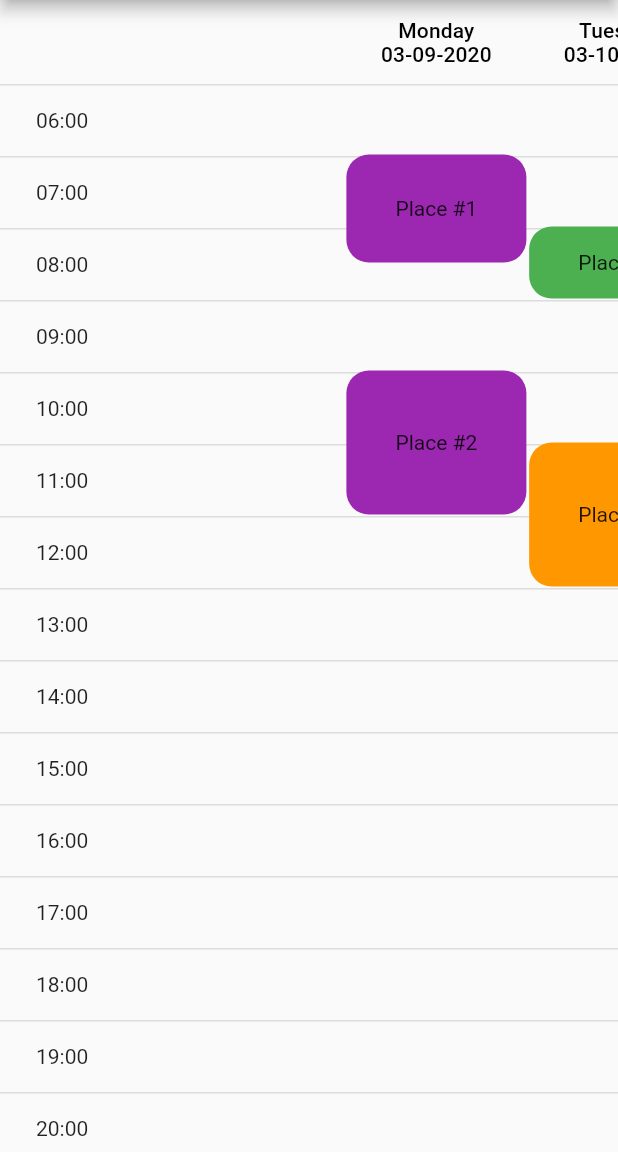
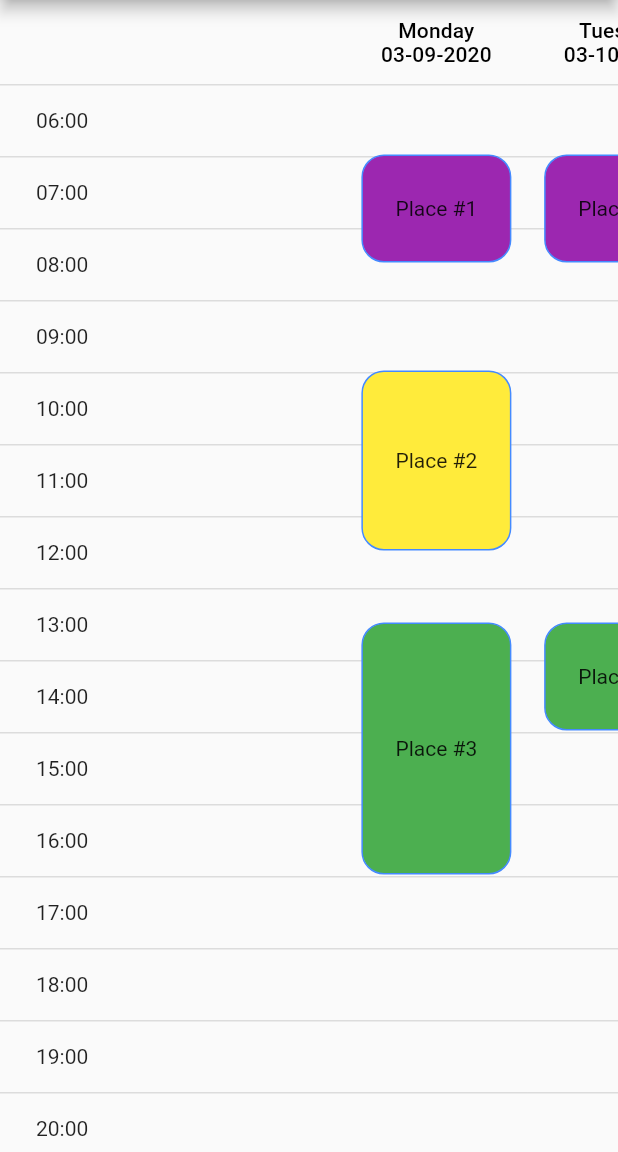
Before and after one commit to wterrill/calenderTesting, a Flutter app: the screen it shows after launch, on a phone screen of 412 x 824 dp, the part 84-1236 px from its top. Run offline on Flutter 3.47's test engine with Material 2 defaults, Android fonts, the phone set to English and light mode, and no system bars.

Commit message:
got calendar array in the Provider, and made cheat for adding new appointment

```diff
--- a/lib/AppointmentBox.dart
+++ b/lib/AppointmentBox.dart
@@ -6,10 +6,10 @@ import 'provider/CalendarData.dart';
 class AppointmentBox extends StatefulWidget {
   final double topVal;
   final Color color;
-  final double height;
+  final double duration;
   final String text;
 
-  AppointmentBox({Key key, this.topVal, this.color, this.height, this.text})
+  AppointmentBox({Key key, this.topVal, this.color, this.duration, this.text})
       : super(key: key);
 
   @override
@@ -112,11 +112,11 @@ class _AppointmentBoxState extends State<AppointmentBox>
         child: Container(
           child: Center(child: Text(widget.text)),
           decoration: new BoxDecoration(
-            color: widget.color,
-            borderRadius: new BorderRadius.all(new Radius.circular(15.0)),
-          ),
-          width: 120,
-          height: widget.height,
+              color: widget.color,
+              borderRadius: new BorderRadius.all(new Radius.circular(15.0)),
+              border: Border.all(color: Colors.blueAccent)),
+          width: 100,
+          height: widget.duration,
         ),
       ),
       top: flexTop,
--- /dev/null
+++ b/lib/DayScheduleStack.dart
@@ -0,0 +1,28 @@
+import 'package:flutter/material.dart';
+
+import 'TestDayData.dart';
+
+class DayScheduleStack extends StatefulWidget {
+  final String title;
+  final List<Widget> appointments;
+  DayScheduleStack({
+    Key key,
+    @required this.title,
+    @required this.appointments,
+  }) : super(key: key);
+
+  DayScheduleStackState createState() => DayScheduleStackState();
+}
+
+class DayScheduleStackState extends State<DayScheduleStack> {
+  List<Widget> appointments;
+  DayScheduleStackState({this.appointments});
+  @override
+  Widget build(BuildContext context) {
+    return Stack(
+      fit: StackFit.loose,
+      alignment: Alignment.center,
+      children: [TestDayData(day: widget.title), ...widget.appointments],
+    );
+  }
+}
--- a/lib/ScheduleDataTable.dart
+++ b/lib/ScheduleDataTable.dart
@@ -26,7 +26,7 @@ class _ScheduleDataTableState extends State<ScheduleDataTable> {
     return SingleChildScrollView(
       scrollDirection: Axis.vertical,
       child: DataTable(
-        showCheckboxColumn: false,
+        // showCheckboxColumn: false,
         // sortColumnIndex: 1,
         columns: [
           DataColumn(
--- a/lib/TestDayData.dart
+++ b/lib/TestDayData.dart
@@ -1,4 +1,7 @@
 import 'package:flutter/material.dart';
+import 'package:provider/provider.dart';
+
+import 'provider/CalendarData.dart';
 
 class TestDayData extends StatelessWidget {
   final List<String> timesList = [
@@ -28,7 +31,7 @@ class TestDayData extends StatelessWidget {
     print(
         "!!!!!!!!!!!!!!!!!!!!!!!!!!!!!!!!!!!!!!!!!!!!TestDayData rebuild: key: $key !!!!!!!!!!!!!!!!!!!!!!!!!!!!!!!!!!!!!!!!!!!!");
     return DataTable(
-      showCheckboxColumn: false,
+      // showCheckboxColumn: false,
       columns: [
         DataColumn(
           label: Center(child: Text(day, textAlign: TextAlign.center)),
@@ -68,11 +71,11 @@ class TestDayData extends StatelessWidget {
                               Padding(
                                 padding: const EdgeInsets.all(8.0),
                                 child: RaisedButton(
-                                  child: Text("Create appointment"),
+                                  child: Text('Create appointment'),
                                   onPressed: () {
-                                    // if (_formKey.currentState.validate()) {
-                                    //   _formKey.currentState.save();
-                                    // }
+                                    Provider.of<CalendarData>(context,
+                                            listen: false)
+                                        .makeAppointmentCheat(index: 0);
                                     Navigator.of(context, rootNavigator: true)
                                         .pop();
                                   },
--- a/lib/TestTimeTable.dart
+++ b/lib/TestTimeTable.dart
@@ -32,7 +32,7 @@ class TestTimeTable extends StatelessWidget {
     print("providerTesting: " + providerTesting);
     return Container(
       child: DataTable(
-        showCheckboxColumn: false,
+        // showCheckboxColumn: false,
         columns: [
           DataColumn(
             label: Text(providerTesting),
--- a/lib/main.dart
+++ b/lib/main.dart
@@ -4,6 +4,7 @@ import 'package:gcfd/TestTimeTable.dart';
 
 import 'AppointmentBox.dart';
 import 'package:provider/provider.dart';
+import 'DayScheduleStack.dart';
 import 'TestDayData.dart';
 import 'provider/CalendarData.dart';
 
@@ -45,43 +46,52 @@ class _MyHomePageState extends State<MyHomePage> {
   GlobalKey<ScaffoldState> _drawerKey = GlobalKey();
   @override
   Widget build(BuildContext context) {
-    var title1 = "Monday\n03-09-2020";
-    List<Widget> appointments1 = [
-      AppointmentBox(
-          topVal: (2 * 24 + 55).toDouble(),
-          color: Colors.purple,
-          height: (3 * 24.0),
-          text: "Place #1"),
-      AppointmentBox(
-          topVal: (8 * 24 + 55).toDouble(),
-          color: Colors.purple,
-          height: (4 * 24.0),
-          text: "Place #2"),
-    ];
-    List<Widget> appointments2 = [
-      AppointmentBox(
-          topVal: (55 + 4 * 24.0),
-          color: Colors.green,
-          height: (2 * 24.0),
-          text: "Place #3"),
-      AppointmentBox(
-          topVal: (55 + 10 * 24.0),
-          color: Colors.orange,
-          height: (4 * 24.0),
-          text: "Place #4"),
-    ];
-    List<Widget> appointments3 = [
-      AppointmentBox(
-          topVal: (55 + 10 * 24.0),
-          color: Colors.green,
-          height: (3 * 24.0),
-          text: "Place #5"),
-      AppointmentBox(
-          topVal: (55 + 10 * 24.0),
-          color: Colors.orange,
-          height: (4 * 24.0),
-          text: "Place #6"),
-    ];
+    var testArray = Provider.of<CalendarData>(context).testArray;
+// json:
+//     title:
+//         appointments:
+//            start:
+//            color:
+//            duration:
+//            text:
+
+    createAppointmentsFromArray(var data) {
+      print("Entered createAppointmentsFromArray");
+      var colors = {
+        'purple': Colors.purple,
+        'yellow': Colors.yellow,
+        'green': Colors.green,
+        'orange': Colors.orange
+      };
+
+      // var appoint = data.appoinments.map((appt)=>{
+
+      // });
+
+      var currentPage = [];
+      data.forEach((day) {
+        List<Widget> appoint = [];
+        day['appointments'].forEach((appt) {
+          // print(appt['start']);
+          // print(appt['color']);
+
+          appoint.add(
+            AppointmentBox(
+              key: UniqueKey(),
+              topVal: (appt['start'] * 24 + 55).toDouble(),
+              color: colors[appt['color']],
+              duration: (appt['duration'] * 24.0),
+              text: appt['text'],
+            ),
+          );
+        });
+        print(appoint);
+        currentPage
+            .add(DayScheduleStack(title: day['title'], appointments: appoint));
+      });
+      return currentPage;
+    }
+
     String clickedValue =
         Provider.of<CalendarData>(context, listen: true).testing;
     return Scaffold(
@@ -123,43 +133,7 @@ class _MyHomePageState extends State<MyHomePage> {
             child: Row(
               children: [
                 Container(width: 230, child: TestTimeTable()),
-                DayScheduleStack(
-                  title: title1,
-                  appointments: appointments1,
-                ),
-                DayScheduleStack(
-                  title: "Tuesday\n03-10-2020",
-                  appointments: appointments2,
-                ),
-                DayScheduleStack(
-                  title: "Wednesday\n03-11-2020",
-                  appointments: [],
-                ),
-                DayScheduleStack(
-                  title: "Wednesday\n03-11-2020",
-                  appointments: appointments3,
-                ),
-                DayScheduleStack(
-                  title: "Thursday\n03-12-2020",
-                  appointments: appointments1,
-                ),
-                DayScheduleStack(
-                  title: "Friday\n03-13-2020",
-                  appointments: [],
-                ),
-                DayScheduleStack(
-                  title: "Saturday\n03-14-2020",
-                  appointments: appointments3,
-                ),
-                DayScheduleStack(
-                  title: "Sunday\n03-15-2020",
-                  appointments: [],
-                ),
-                // TestDayData(day: "Wednesday\n03-11-2020"),
-                // TestDayData(day: "Thursday\n03-12-2020"),
-                // TestDayData(day: "Friday\n03-13-2020"),
-                // TestDayData(day: "Saturday\n03-14-2020"),
-                // TestDayData(day: "Sunday\n03-15-2020"),
+                ...createAppointmentsFromArray(testArray),
               ],
             ),
           ),
@@ -170,28 +144,3 @@ class _MyHomePageState extends State<MyHomePage> {
     );
   }
 }
-
-class DayScheduleStack extends StatefulWidget {
-  final String title;
-  final List<Widget> appointments;
-  DayScheduleStack({
-    Key key,
-    @required this.title,
-    @required this.appointments,
-  }) : super(key: key);
-
-  DayScheduleStackState createState() => DayScheduleStackState();
-}
-
-class DayScheduleStackState extends State<DayScheduleStack> {
-  List<Widget> appointments;
-  DayScheduleStackState({this.appointments});
-  @override
-  Widget build(BuildContext context) {
-    return Stack(
-      fit: StackFit.loose,
-      alignment: Alignment.center,
-      children: [TestDayData(day: widget.title), ...widget.appointments],
-    );
-  }
-}
--- a/lib/provider/CalendarData.dart
+++ b/lib/provider/CalendarData.dart
@@ -14,6 +14,58 @@ import 'dart:async';
 
 class CalendarData with ChangeNotifier {
   String testing = "Data Provider works";
+
+  var testArray = [
+    {
+      'title': 'Monday\n03-09-2020',
+      'appointments': [
+        {'start': 2, 'color': 'purple', 'duration': 3, 'text': 'Place #1'},
+        {'start': 8, 'color': 'yellow', 'duration': 5, 'text': 'Place #2'},
+        {'start': 15, 'color': 'green', 'duration': 7, 'text': 'Place #3'},
+      ]
+    },
+    {
+      'title': 'Tuesday\n03-10-2020',
+      'appointments': [
+        {'start': 2, 'color': 'purple', 'duration': 3, 'text': 'Place #4'},
+        // {'start': 8, 'color': 'yellow', 'duration': 4, 'text': 'Place #5'},
+        {'start': 15, 'color': 'green', 'duration': 3, 'text': 'Place #6'},
+      ]
+    },
+    {
+      'title': 'Wednesday\n03-11-2020',
+      'appointments': [
+        // {'start': 2, 'color': 'purple', 'duration': 3, 'text': 'Place #7'},
+        // {'start': 8, 'color': 'yellow', 'duration': 4, 'text': 'Place #8'},
+        // {'start': 15, 'color': 'green', 'duration': 3, 'text': 'Place #9'},
+      ]
+    },
+    {
+      'title': 'Thursday\n03-12-2020',
+      'appointments': [
+        {'start': 2, 'color': 'purple', 'duration': 3, 'text': 'Place #10'},
+        {'start': 8, 'color': 'yellow', 'duration': 4, 'text': 'Place #11'},
+        // {'start': 15, 'color': 'green', 'duration': 3, 'text': 'Place #12'},
+      ]
+    },
+    {
+      'title': 'Friday\n03-13-2020',
+      'appointments': [
+        // {'start': 2, 'color': 'purple', 'duration': 3, 'text': 'Place #13'},
+        {'start': 8, 'color': 'yellow', 'duration': 4, 'text': 'Place #14'},
+        {'start': 15, 'color': 'green', 'duration': 3, 'text': 'Place #15'},
+      ]
+    },
+    {
+      'title': 'Saturday\n03-14-2020',
+      'appointments': [
+        {'start': 2, 'color': 'purple', 'duration': 3, 'text': 'Place #16'},
+        {'start': 8, 'color': 'yellow', 'duration': 4, 'text': 'Place #17'},
+        {'start': 15, 'color': 'green', 'duration': 3, 'text': 'Place #18'},
+      ]
+    }
+  ];
+
   CalendarData() {
     initializeApp();
   }
@@ -27,4 +79,17 @@ class CalendarData with ChangeNotifier {
     testing = text;
     notifyListeners();
   }
+
+  // void makeAppointment({String date, Map apptData }){
+
+  // }
+
+  void makeAppointmentCheat({int index}) {
+    //Map apptData
+    List appt = testArray[index]['appointments'];
+    appt.insert(1,
+        {'start': 24, 'color': 'orange', 'duration': 3, 'text': 'Place #101'});
+    testArray[index]['appointments'] = appt;
+    notifyListeners();
+  }
 }
```
Also changed, not shown: 1 other file.
